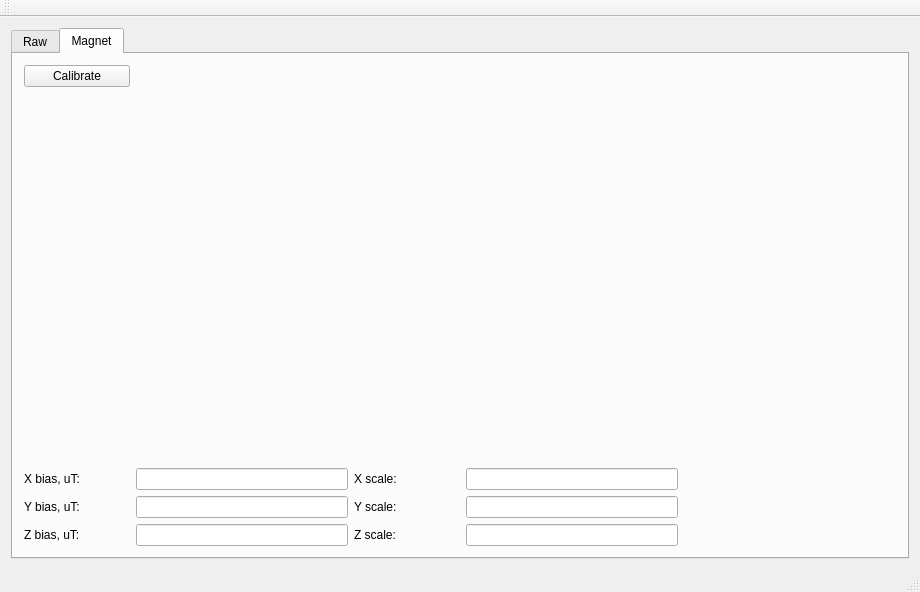
quantum-pie/ins-board-pc, file ins_board_pc/mainwindow.ui: the form before one commit.
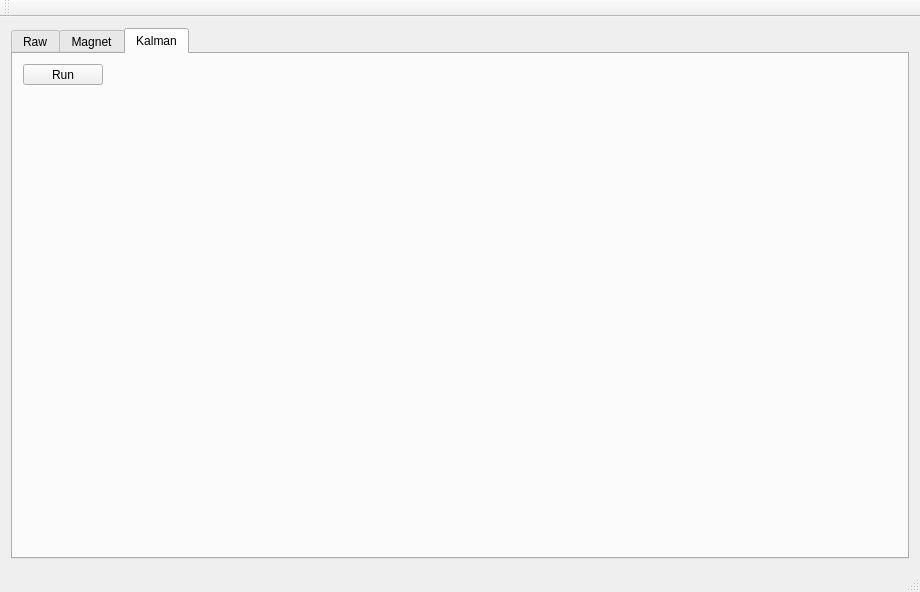
The form after the commit. The open tabs and pages were chosen to show the change. Custom widgets are drawn as their Qt base class.

Commit message: Added new tab for Kalman filter visualization

```diff
--- a/ins_board_pc/mainwindow.ui
+++ b/ins_board_pc/mainwindow.ui
@@ -194,6 +194,27 @@
         </item>
        </layout>
       </widget>
+      <widget class="QWidget" name="tab_3">
+       <attribute name="title">
+        <string>Kalman</string>
+       </attribute>
+       <widget class="QPushButton" name="pushButton_2">
+        <property name="geometry">
+         <rect>
+          <x>10</x>
+          <y>10</y>
+          <width>80</width>
+          <height>21</height>
+         </rect>
+        </property>
+        <property name="text">
+         <string>Run</string>
+        </property>
+        <property name="checkable">
+         <bool>true</bool>
+        </property>
+       </widget>
+      </widget>
      </widget>
     </item>
    </layout>
```
Left out of the diff: 4 changed lines with no effect on the pictures. The commit also changes 2 other files.
